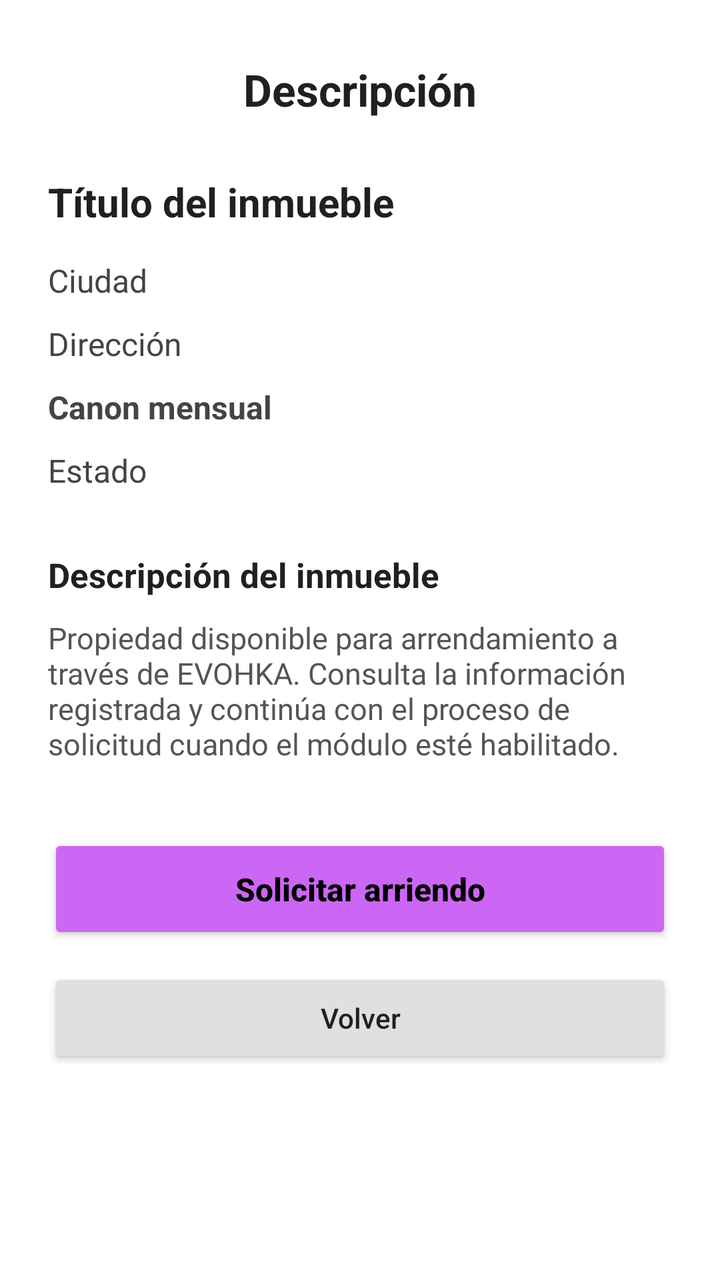
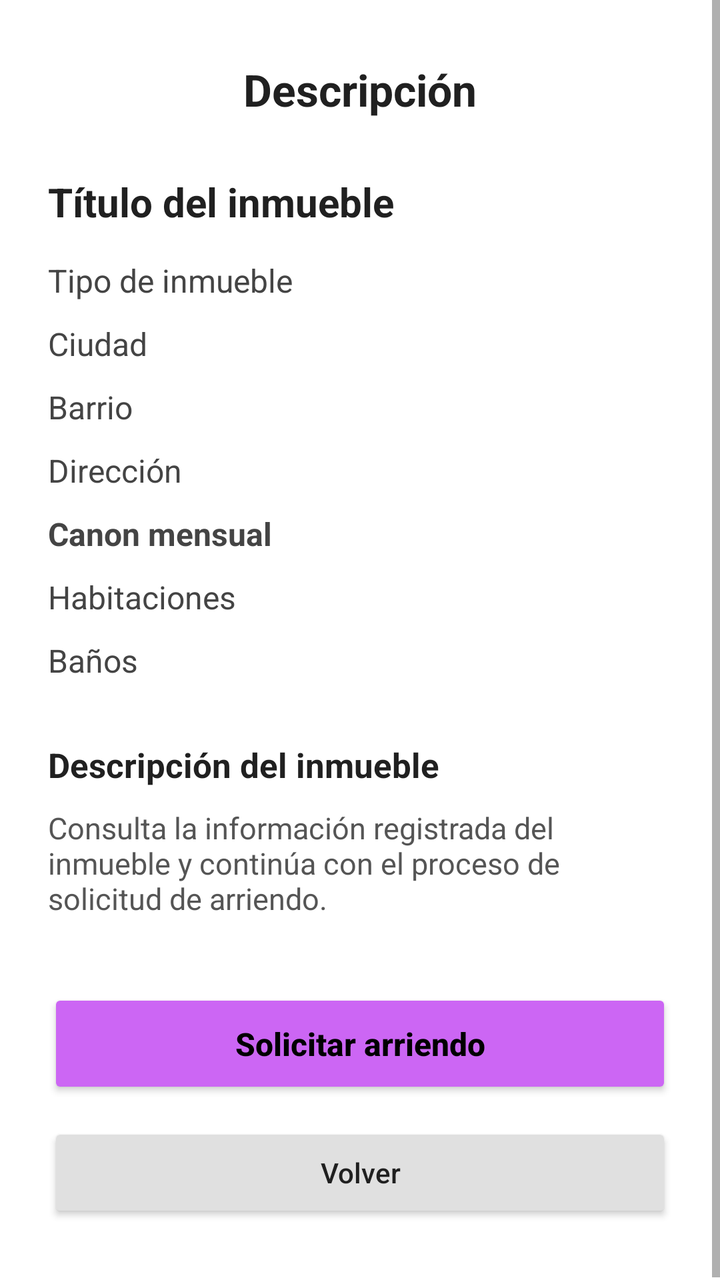

Two renders of the same Android screen: before a commit and after it. Below are the layout's source before the change and the commit's diff.
<!-- AndroidManifest.xml: application theme Theme.EvohkaApp -->
<!-- res/layout/activity_detalle_propiedad.xml -->
<?xml version="1.0" encoding="utf-8"?>
<ScrollView xmlns:android="http://schemas.android.com/apk/res/android"
    android:layout_width="match_parent"
    android:layout_height="match_parent"
    android:background="#FFFFFF"
    android:fillViewport="true">

    <LinearLayout
        android:layout_width="match_parent"
        android:layout_height="wrap_content"
        android:orientation="vertical"
        android:paddingStart="24dp"
        android:paddingTop="30dp"
        android:paddingEnd="24dp"
        android:paddingBottom="30dp">

        <TextView
            android:layout_width="match_parent"
            android:layout_height="wrap_content"
            android:gravity="center"
            android:text="Descripción"
            android:textColor="#202020"
            android:textSize="22sp"
            android:textStyle="bold" />

        <TextView
            android:id="@+id/txt_titulo_detalle"
            android:layout_width="match_parent"
            android:layout_height="wrap_content"
            android:layout_marginTop="28dp"
            android:text="Título del inmueble"
            android:textColor="#202020"
            android:textSize="20sp"
            android:textStyle="bold" />

        <TextView
            android:id="@+id/txt_ciudad_detalle"
            android:layout_width="match_parent"
            android:layout_height="wrap_content"
            android:layout_marginTop="15dp"
            android:text="Ciudad"
            android:textColor="#444444"
            android:textSize="16sp" />

        <TextView
            android:id="@+id/txt_direccion_detalle"
            android:layout_width="match_parent"
            android:layout_height="wrap_content"
            android:layout_marginTop="10dp"
            android:text="Dirección"
            android:textColor="#444444"
            android:textSize="16sp" />

        <TextView
            android:id="@+id/txt_precio_detalle"
            android:layout_width="match_parent"
            android:layout_height="wrap_content"
            android:layout_marginTop="10dp"
            android:text="Canon mensual"
            android:textColor="#444444"
            android:textSize="16sp"
            android:textStyle="bold" />

        <TextView
            android:id="@+id/txt_estado_detalle"
            android:layout_width="match_parent"
            android:layout_height="wrap_content"
            android:layout_marginTop="10dp"
            android:text="Estado"
            android:textColor="#444444"
            android:textSize="16sp" />

        <TextView
            android:layout_width="match_parent"
            android:layout_height="wrap_content"
            android:layout_marginTop="30dp"
            android:text="Descripción del inmueble"
            android:textColor="#202020"
            android:textSize="17sp"
            android:textStyle="bold" />

        <TextView
            android:layout_width="match_parent"
            android:layout_height="wrap_content"
            android:layout_marginTop="10dp"
            android:text="Propiedad disponible para arrendamiento a través de EVOHKA. Consulta la información registrada y continúa con el proceso de solicitud cuando el módulo esté habilitado."
            android:textColor="#555555"
            android:textSize="15sp" />

        <Button
            android:id="@+id/btn_solicitar_arriendo"
            android:layout_width="match_parent"
            android:layout_height="55dp"
            android:layout_marginTop="35dp"
            android:backgroundTint="#CC66F4"
            android:text="Solicitar arriendo"
            android:textAllCaps="false"
            android:textColor="#000000"
            android:textSize="16sp"
            android:textStyle="bold" />

        <Button
            android:id="@+id/btn_volver_detalle"
            android:layout_width="match_parent"
            android:layout_height="50dp"
            android:layout_marginTop="12dp"
            android:backgroundTint="#E0E0E0"
            android:text="Volver"
            android:textAllCaps="false"
            android:textColor="#202020" />

    </LinearLayout>

</ScrollView>
<!-- resources referenced by this layout -->
<resources>
  <style name="Theme.EvohkaApp" parent="android:Theme.Material.Light.NoActionBar" />
</resources>

<!-- the commit's change to res/layout/activity_detalle_propiedad.xml (unified diff, before → after) -->
@@ -34,11 +34,29 @@
             android:textStyle="bold" />
 
         <TextView
+            android:id="@+id/txt_tipo_detalle"
+            android:layout_width="match_parent"
+            android:layout_height="wrap_content"
+            android:layout_marginTop="15dp"
+            android:text="Tipo de inmueble"
+            android:textColor="#444444"
+            android:textSize="16sp" />
+
+        <TextView
             android:id="@+id/txt_ciudad_detalle"
             android:layout_width="match_parent"
             android:layout_height="wrap_content"
-            android:layout_marginTop="15dp"
+            android:layout_marginTop="10dp"
             android:text="Ciudad"
+            android:textColor="#444444"
+            android:textSize="16sp" />
+
+        <TextView
+            android:id="@+id/txt_barrio_detalle"
+            android:layout_width="match_parent"
+            android:layout_height="wrap_content"
+            android:layout_marginTop="10dp"
+            android:text="Barrio"
             android:textColor="#444444"
             android:textSize="16sp" />
 
@@ -52,7 +70,7 @@
             android:textSize="16sp" />
 
         <TextView
-            android:id="@+id/txt_precio_detalle"
+            android:id="@+id/txt_canon_detalle"
             android:layout_width="match_parent"
             android:layout_height="wrap_content"
             android:layout_marginTop="10dp"
@@ -62,11 +80,20 @@
             android:textStyle="bold" />
 
         <TextView
-            android:id="@+id/txt_estado_detalle"
+            android:id="@+id/txt_habitaciones_detalle"
             android:layout_width="match_parent"
             android:layout_height="wrap_content"
             android:layout_marginTop="10dp"
-            android:text="Estado"
+            android:text="Habitaciones"
+            android:textColor="#444444"
+            android:textSize="16sp" />
+
+        <TextView
+            android:id="@+id/txt_banos_detalle"
+            android:layout_width="match_parent"
+            android:layout_height="wrap_content"
+            android:layout_marginTop="10dp"
+            android:text="Baños"
             android:textColor="#444444"
             android:textSize="16sp" />
 
@@ -83,7 +110,7 @@
             android:layout_width="match_parent"
             android:layout_height="wrap_content"
             android:layout_marginTop="10dp"
-            android:text="Propiedad disponible para arrendamiento a través de EVOHKA. Consulta la información registrada y continúa con el proceso de solicitud cuando el módulo esté habilitado."
+            android:text="Consulta la información registrada del inmueble y continúa con el proceso de solicitud de arriendo."
             android:textColor="#555555"
             android:textSize="15sp" />
 
